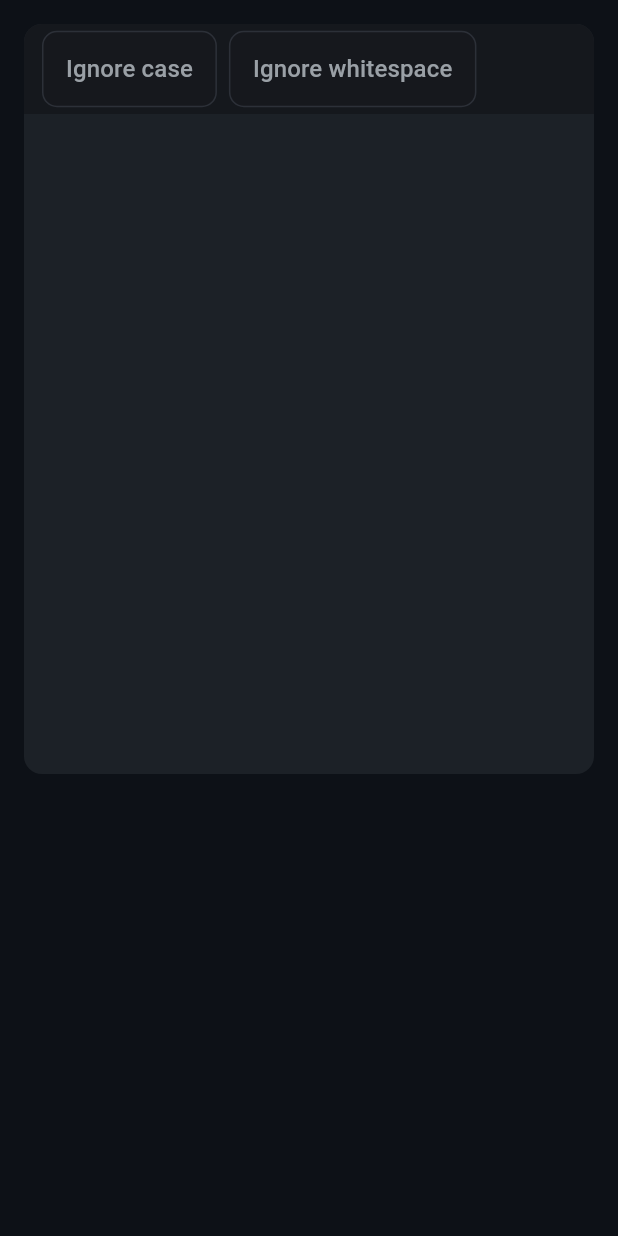
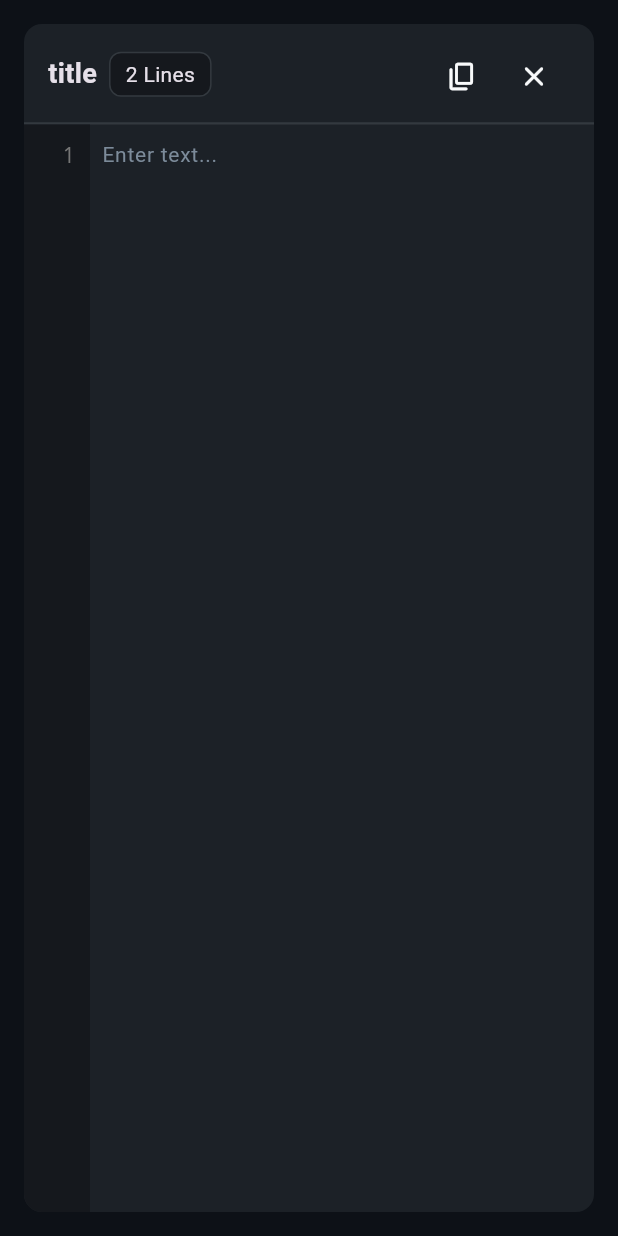
Before and after one commit to NOUR-MOWAFEY/difflens, a Flutter app: the screen it shows after launch, on a phone screen of 412 x 824 dp. Run offline on Flutter 3.47's test engine with Material 3 defaults, Android fonts, the phone set to English and light mode, and no system bars.

Commit message:
refactor: implement line numbers gutter and text field components for editor view

```diff
--- /dev/null
+++ b/lib/constants/editor_constants.dart
@@ -0,0 +1,7 @@
+class EditorConstants {
+  static const double fontSize = 14.0;
+  static const double lineHeight = 24.0;
+  static const double lineHeightMultiplier = lineHeight / fontSize;
+  static const double verticalPadding = 4.0;
+  static const double gutterWidth = 44.0;
+}
--- a/lib/views/home_view.dart
+++ b/lib/views/home_view.dart
@@ -1,5 +1,5 @@
 // import 'package:difflens/widgets/text_card.dart';
-import 'package:difflens/widgets/diff_card.dart';
+import 'package:difflens/widgets/text_card.dart';
 import 'package:flutter/material.dart';
 
 class HomeView extends StatelessWidget {
@@ -10,20 +10,7 @@ class HomeView extends StatelessWidget {
     return Scaffold(
       body: Padding(
         padding: EdgeInsets.all(16),
-        child: Column(
-          children: [
-            // Row(
-            //   children: [
-            //     Expanded(child: TextCard(title: 'Old Text')),
-
-            //     SizedBox(width: 32),
-
-            //     Expanded(child: TextCard(title: 'New Text')),
-            //   ],
-            // ),
-            DiffCard(),
-          ],
-        ),
+        child: TextCard(title: 'title'),
       ),
     );
   }
--- /dev/null
+++ b/lib/widgets/custom_text_field.dart
@@ -0,0 +1,43 @@
+import 'package:difflens/constants/app_colors.dart';
+import 'package:difflens/constants/editor_constants.dart';
+import 'package:flutter/material.dart';
+
+class CustomTextField extends StatelessWidget {
+  const CustomTextField({
+    super.key,
+    required this.controller,
+    required this.scrollController,
+  });
+
+  final TextEditingController controller;
+  final ScrollController scrollController;
+
+  @override
+  Widget build(BuildContext context) {
+    return TextField(
+      controller: controller,
+      scrollController: scrollController,
+      cursorHeight: 16,
+      maxLines: null,
+      expands: true,
+      cursorColor: AppColors.cursor,
+      keyboardType: TextInputType.multiline,
+      style: const TextStyle(
+        fontSize: EditorConstants.fontSize,
+        height: EditorConstants.lineHeightMultiplier,
+        color: AppColors.text,
+      ),
+      strutStyle: const StrutStyle(
+        fontSize: EditorConstants.fontSize,
+        height: EditorConstants.lineHeightMultiplier,
+        forceStrutHeight: true,
+      ),
+      decoration: const InputDecoration(
+        border: InputBorder.none,
+        isDense: true,
+        hintText: 'Enter text...',
+        hintStyle: TextStyle(color: AppColors.hintText),
+      ),
+    );
+  }
+}
--- /dev/null
+++ b/lib/widgets/line_number_painter.dart
@@ -0,0 +1,94 @@
+import 'package:difflens/constants/editor_constants.dart';
+import 'package:flutter/material.dart';
+import 'package:flutter/rendering.dart';
+
+RenderEditable? findRenderEditable(RenderObject? root) {
+  if (root == null) return null;
+  if (root is RenderEditable) return root;
+  RenderEditable? found;
+  root.visitChildren((child) {
+    found ??= findRenderEditable(child);
+  });
+  return found;
+}
+
+class LineNumberPainter extends CustomPainter {
+  final GlobalKey textFieldKey;
+  final ScrollController scrollController;
+  final String text;
+  final double lineHeight;
+  final double fontSize;
+
+  LineNumberPainter({
+    required this.textFieldKey,
+    required this.scrollController,
+    required this.text,
+    required this.lineHeight,
+    required this.fontSize,
+  });
+
+  @override
+  void paint(Canvas canvas, Size size) {
+    canvas.clipRect(Offset.zero & size);
+
+    final textStyle = TextStyle(
+      color: Colors.grey.shade600,
+      fontSize: fontSize,
+      fontFamily: 'monospace',
+    );
+
+    final lines = text.split('\n');
+
+    final textFieldBox =
+        textFieldKey.currentContext?.findRenderObject() as RenderBox?;
+    final renderEditable = findRenderEditable(textFieldBox);
+
+    int charOffset = 0;
+
+    for (int i = 0; i < lines.length; i++) {
+      double yPos;
+
+      if (renderEditable != null &&
+          renderEditable.hasSize &&
+          textFieldBox != null &&
+          textFieldBox.hasSize &&
+          charOffset <= text.length) {
+        final caretRect = renderEditable.getLocalRectForCaret(
+          TextPosition(offset: charOffset),
+        );
+        yPos = renderEditable
+            .localToGlobal(caretRect.topLeft, ancestor: textFieldBox)
+            .dy;
+      } else {
+        final scrollOffset = scrollController.hasClients
+            ? scrollController.offset
+            : 0.0;
+        yPos =
+            EditorConstants.verticalPadding + (i * lineHeight) - scrollOffset;
+      }
+
+      if (yPos + lineHeight >= 0 && yPos <= size.height) {
+        final textSpan = TextSpan(text: '${i + 1}', style: textStyle);
+
+        final textPainter = TextPainter(
+          text: textSpan,
+          textDirection: TextDirection.ltr,
+        )..layout();
+
+        final verticalOffset = (lineHeight - textPainter.height) / 2;
+
+        textPainter.paint(
+          canvas,
+          Offset(size.width - textPainter.width - 10, yPos + verticalOffset),
+        );
+      }
+
+      charOffset += lines[i].length + 1;
+    }
+  }
+
+  @override
+  bool shouldRepaint(covariant LineNumberPainter oldDelegate) {
+    return true;
+  }
+}
--- /dev/null
+++ b/lib/widgets/line_numbers_gutter.dart
@@ -0,0 +1,50 @@
+import 'package:difflens/constants/app_colors.dart';
+import 'package:difflens/constants/editor_constants.dart';
+import 'package:difflens/widgets/line_number_painter.dart';
+import 'package:flutter/gestures.dart';
+import 'package:flutter/material.dart';
+
+class LineNumbersGutter extends StatelessWidget {
+  const LineNumbersGutter({
+    super.key,
+    required this.textFieldKey,
+    required this.scrollController,
+    required this.text,
+  });
+
+  final GlobalKey textFieldKey;
+  final ScrollController scrollController;
+  final String text;
+
+  @override
+  Widget build(BuildContext context) {
+    return Listener(
+      onPointerSignal: (event) {
+        if (event is PointerScrollEvent && scrollController.hasClients) {
+          scrollController.jumpTo(
+            (scrollController.offset + event.scrollDelta.dy).clamp(
+              0.0,
+              scrollController.position.maxScrollExtent,
+            ),
+          );
+        }
+      },
+      child: Container(
+        width: EditorConstants.gutterWidth,
+        decoration: const BoxDecoration(color: AppColors.darkCard),
+        child: RepaintBoundary(
+          child: CustomPaint(
+            painter: LineNumberPainter(
+              textFieldKey: textFieldKey,
+              scrollController: scrollController,
+              text: text,
+              lineHeight: EditorConstants.lineHeight,
+              fontSize: EditorConstants.fontSize,
+            ),
+            size: Size.infinite,
+          ),
+        ),
+      ),
+    );
+  }
+}
--- a/lib/widgets/text_card_body.dart
+++ b/lib/widgets/text_card_body.dart
@@ -1,45 +1,70 @@
-import 'package:difflens/constants/app_colors.dart';
+import 'package:difflens/constants/editor_constants.dart';
+import 'package:difflens/widgets/custom_text_field.dart';
+import 'package:difflens/widgets/line_numbers_gutter.dart';
 import 'package:flutter/material.dart';
 
-class TextCardBody extends StatelessWidget {
-  const new({super.key});
+class TextCardBody extends StatefulWidget {
+  const TextCardBody({super.key});
+
+  @override
+  State<TextCardBody> createState() => _TextCardBodyState();
+}
+
+class _TextCardBodyState extends State<TextCardBody> {
+  late final TextEditingController _textController;
+  late final ScrollController _scrollController;
+  final GlobalKey _textFieldKey = GlobalKey();
+
+  @override
+  void initState() {
+    super.initState();
+    _textController = TextEditingController();
+    _scrollController = ScrollController();
+
+    _textController.addListener(_onChanged);
+    _scrollController.addListener(_onChanged);
+
+    // Ensure line numbers query RenderEditable immediately after initial layout
+    WidgetsBinding.instance.addPostFrameCallback((_) {
+      if (mounted) setState(() {});
+    });
+  }
+
+  void _onChanged() {
+    setState(() {});
+  }
+
+  @override
+  void dispose() {
+    _scrollController.removeListener(_onChanged);
+    _textController.removeListener(_onChanged);
+    _scrollController.dispose();
+    _textController.dispose();
+    super.dispose();
+  }
 
   @override
   Widget build(BuildContext context) {
     return Expanded(
       child: Row(
         children: [
-          // Line Numbers
-          Container(
-            width: 40,
-            padding: const EdgeInsets.symmetric(vertical: 8),
-            decoration: const BoxDecoration(color: AppColors.darkCard),
-            child: Column(
-              children: List.generate(
-                10,
-                (index) => SizedBox(
-                  height: 24,
-                  child: Text(
-                    '${index + 1}',
-                    style: const TextStyle(color: Colors.grey, fontSize: 14),
-                  ),
-                ),
-              ),
-            ),
+          LineNumbersGutter(
+            textFieldKey: _textFieldKey,
+            scrollController: _scrollController,
+            text: _textController.text,
           ),
 
           const SizedBox(width: 8),
 
-          // Text Section
-          const Expanded(
-            child: TextField(
-              maxLines: null,
-              expands: true,
-              cursorColor: AppColors.cursor,
-              decoration: InputDecoration(
-                border: InputBorder.none,
-                hintText: 'Enter text...',
-                hintStyle: TextStyle(color: AppColors.hintText),
+          Expanded(
+            child: Padding(
+              padding: const EdgeInsets.symmetric(
+                vertical: EditorConstants.verticalPadding,
+              ),
+              child: CustomTextField(
+                key: _textFieldKey,
+                controller: _textController,
+                scrollController: _scrollController,
               ),
             ),
           ),
```
Also changed, not shown: 2 other files.
